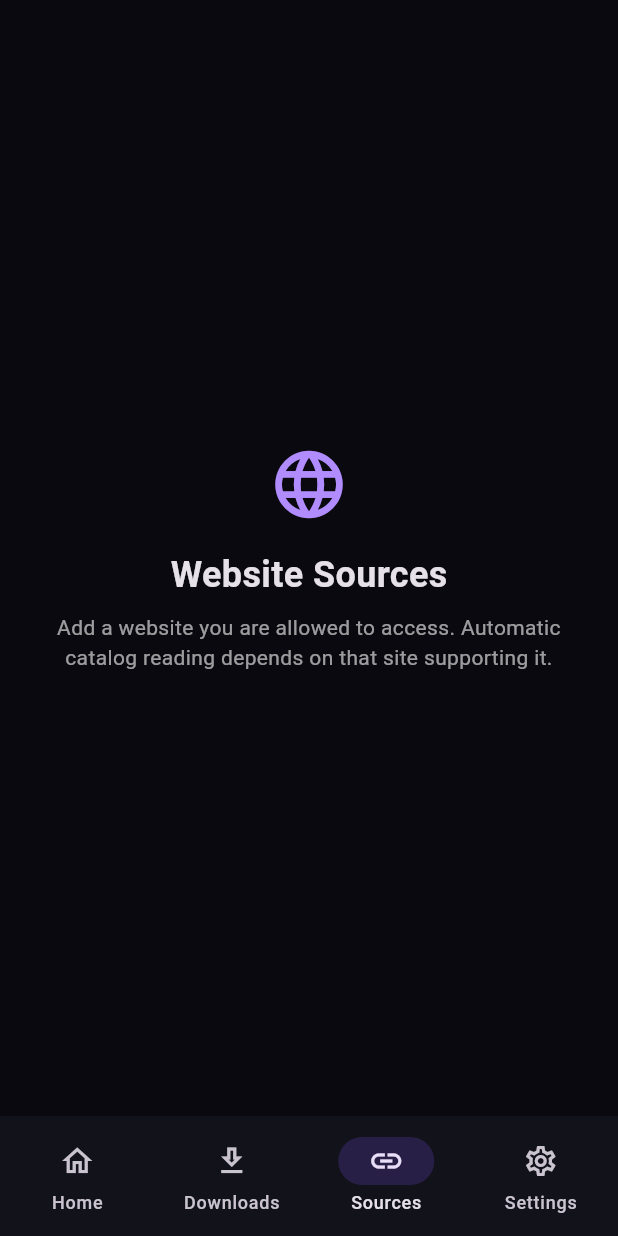
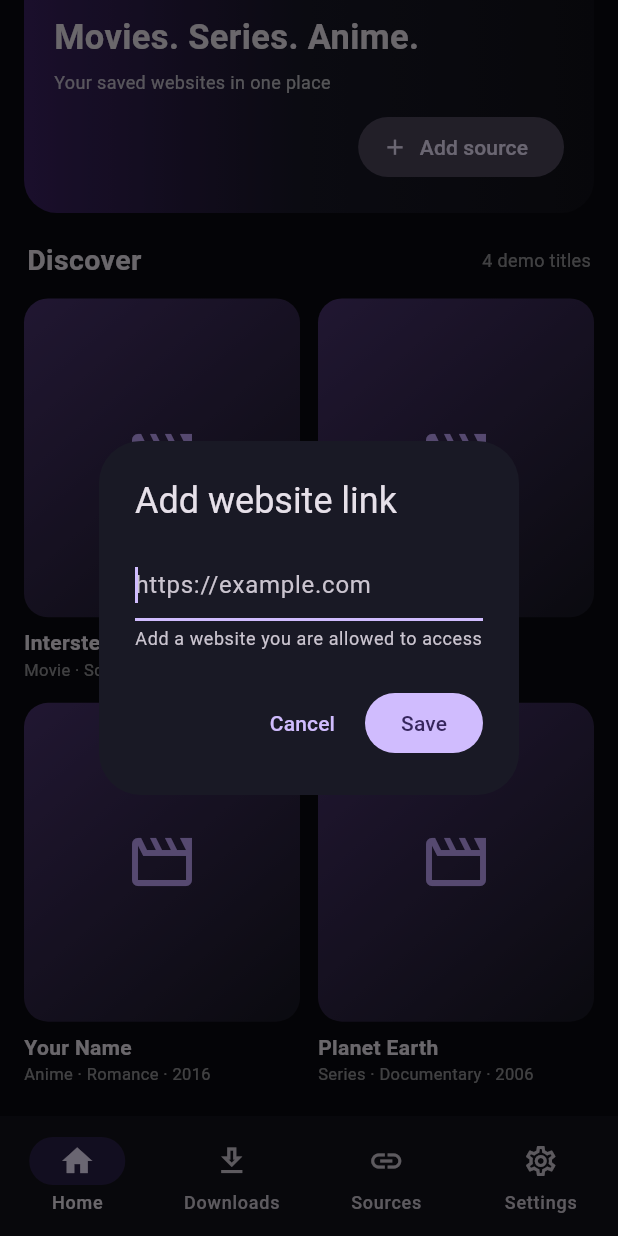
Before and after one commit to mgsamir/MovieBox, a Flutter app: the screen it shows after launch, scrolled down 190 dp, after a tap on "Add source", on a phone screen of 412 x 824 dp. Run offline on Flutter 3.47's test engine with Material 3 defaults, Android fonts, the phone set to English and light mode, and no system bars; our stand-ins replace shared_preferences, supabase_flutter, video_player, webview_flutter; accounts and stored records are empty.

Commit message:
Add saved website sources and in-app browser

```diff
--- a/app/lib/screens/home_screen.dart
+++ b/app/lib/screens/home_screen.dart
@@ -1,4 +1,10 @@
 import 'package:flutter/material.dart';
+import 'package:shared_preferences/shared_preferences.dart';
+import 'package:webview_flutter/webview_flutter.dart';
+
+const _bg = Color(0xFF09090F);
+const _panel = Color(0xFF191925);
+const _accent = Color(0xFFB18CFF);
 
 class HomeScreen extends StatefulWidget {
   const HomeScreen({super.key});
@@ -9,6 +15,8 @@ class HomeScreen extends StatefulWidget {
 class _HomeScreenState extends State<HomeScreen> {
   int _tab = 0;
   String _query = '';
+  List<String> _sources = [];
+  bool _loadingSources = true;
   static const _titles = [
     ('Interstellar', 'Movie · Sci-Fi · 2014', 'PLAY + DOWNLOAD'),
     ('The Silent Sea', 'Series · Sci-Fi · 2021', 'PLAY + DOWNLOAD'),
@@ -17,10 +25,76 @@ class _HomeScreenState extends State<HomeScreen> {
   ];
 
   @override
+  void initState() {
+    super.initState();
+    _loadSources();
+  }
+
+  Future<void> _loadSources() async {
+    final prefs = await SharedPreferences.getInstance();
+    if (!mounted) return;
+    setState(() {
+      _sources = prefs.getStringList('movie_box_sources') ?? [];
+      _loadingSources = false;
+    });
+  }
+
+  Future<void> _addSource() async {
+    final controller = TextEditingController();
+    final url = await showDialog<String>(
+      context: context,
+      builder: (dialogContext) => AlertDialog(
+        backgroundColor: _panel,
+        title: const Text('Add website link'),
+        content: TextField(
+          controller: controller,
+          keyboardType: TextInputType.url,
+          autofocus: true,
+          style: const TextStyle(color: Colors.white),
+          decoration: const InputDecoration(
+            hintText: 'https://example.com',
+            helperText: 'Add a website you are allowed to access',
+          ),
+        ),
+        actions: [
+          TextButton(onPressed: () => Navigator.pop(dialogContext), child: const Text('Cancel')),
+          FilledButton(onPressed: () => Navigator.pop(dialogContext, controller.text.trim()), child: const Text('Save')),
+        ],
+      ),
+    );
+    controller.dispose();
+    if (url == null || url.isEmpty) return;
+    final parsed = Uri.tryParse(url.contains('://') ? url : 'https://$url');
+    if (parsed == null || !parsed.hasAuthority || !['http', 'https'].contains(parsed.scheme)) {
+      if (!mounted) return;
+      ScaffoldMessenger.of(context).showSnackBar(const SnackBar(content: Text('Please enter a valid website URL.')));
+      return;
+    }
+    final normalized = parsed.toString();
+    if (_sources.contains(normalized)) {
+      ScaffoldMessenger.of(context).showSnackBar(const SnackBar(content: Text('This website is already saved.')));
+      return;
+    }
+    final prefs = await SharedPreferences.getInstance();
+    final updated = [..._sources, normalized];
+    await prefs.setStringList('movie_box_sources', updated);
+    if (!mounted) return;
+    setState(() => _sources = updated);
+    ScaffoldMessenger.of(context).showSnackBar(const SnackBar(content: Text('Website saved on this device.')));
+  }
+
+  Future<void> _removeSource(String url) async {
+    final updated = _sources.where((item) => item != url).toList();
+    final prefs = await SharedPreferences.getInstance();
+    await prefs.setStringList('movie_box_sources', updated);
+    if (mounted) setState(() => _sources = updated);
+  }
+
+  @override
   Widget build(BuildContext context) {
-    final pages = [_home(), _downloads(), _sources(), _settings()];
+    final pages = [_home(), _downloads(), _sourcesPage(), _settings()];
     return Scaffold(
-      backgroundColor: const Color(0xFF09090F),
+      backgroundColor: _bg,
       body: SafeArea(child: pages[_tab]),
       bottomNavigationBar: NavigationBar(
         backgroundColor: const Color(0xFF12121B),
@@ -43,11 +117,11 @@ class _HomeScreenState extends State<HomeScreen> {
       SliverToBoxAdapter(child: Padding(
         padding: const EdgeInsets.fromLTRB(18, 18, 18, 8),
         child: Row(children: [
-          const Icon(Icons.movie_creation_rounded, color: Color(0xFFB18CFF), size: 30),
+          const Icon(Icons.movie_creation_rounded, color: _accent, size: 30),
           const SizedBox(width: 9),
           const Text('MOVIE BOX', style: TextStyle(fontSize: 19, fontWeight: FontWeight.w900, letterSpacing: 1.2)),
           const Spacer(),
-          IconButton(onPressed: () => setState(() => _tab = 2), icon: const Icon(Icons.add_link, color: Color(0xFFB18CFF))),
+          IconButton(onPressed: _addSource, icon: const Icon(Icons.add_link, color: _accent)),
         ]),
       )),
       SliverToBoxAdapter(child: Padding(
@@ -55,124 +129,139 @@ class _HomeScreenState extends State<HomeScreen> {
         child: TextField(
           onChanged: (v) => setState(() => _query = v),
           style: const TextStyle(color: Colors.white),
-          decoration: InputDecoration(
-            hintText: 'Search movies, series, anime...',
-            prefixIcon: const Icon(Icons.search),
-            filled: true, fillColor: const Color(0xFF191925),
-            contentPadding: const EdgeInsets.symmetric(vertical: 2),
-            border: OutlineInputBorder(borderRadius: BorderRadius.circular(16), borderSide: BorderSide.none),
-          ),
+          decoration: InputDecoration(hintText: 'Search movies, series, anime...', prefixIcon: const Icon(Icons.search), filled: true, fillColor: _panel, contentPadding: const EdgeInsets.symmetric(vertical: 2), border: OutlineInputBorder(borderRadius: BorderRadius.circular(16), borderSide: BorderSide.none)),
         ),
       )),
       SliverToBoxAdapter(child: Padding(
         padding: const EdgeInsets.all(16),
         child: Container(
           height: 178,
-          decoration: BoxDecoration(
-            borderRadius: BorderRadius.circular(22),
-            gradient: const LinearGradient(colors: [Color(0xFF39205F), Color(0xFF171725), Color(0xFF101018)]),
-          ),
+          decoration: BoxDecoration(borderRadius: BorderRadius.circular(22), gradient: const LinearGradient(colors: [Color(0xFF39205F), Color(0xFF171725), Color(0xFF101018)])),
           padding: const EdgeInsets.all(20),
           child: Column(crossAxisAlignment: CrossAxisAlignment.start, children: [
             const Text('YOUR PERSONAL LIBRARY', style: TextStyle(color: Color(0xFFC8B1FF), fontSize: 10, letterSpacing: 1.5, fontWeight: FontWeight.bold)),
             const Spacer(),
             const Text('Movies. Series. Anime.', style: TextStyle(fontSize: 23, fontWeight: FontWeight.bold)),
             const SizedBox(height: 5),
-            const Text('All your sources in one simple place', style: TextStyle(color: Colors.white70, fontSize: 12)),
+            const Text('Your saved websites in one place', style: TextStyle(color: Colors.white70, fontSize: 12)),
             const Spacer(),
-            Align(alignment: Alignment.bottomRight, child: FilledButton.tonalIcon(
-              onPressed: () => setState(() => _tab = 2),
-              icon: const Icon(Icons.add, size: 17), label: const Text('Add source'),
-            )),
+            Align(alignment: Alignment.bottomRight, child: FilledButton.tonalIcon(onPressed: _addSource, icon: const Icon(Icons.add, size: 17), label: const Text('Add source'))),
           ]),
         ),
       )),
       SliverToBoxAdapter(child: Padding(
         padding: const EdgeInsets.fromLTRB(18, 2, 18, 12),
-        child: Row(children: [
-          const Text('Discover', style: TextStyle(fontSize: 19, fontWeight: FontWeight.bold)),
-          const Spacer(),
-          Text(filtered.length.toString() + ' titles', style: const TextStyle(color: Colors.white54, fontSize: 12)),
-        ]),
+        child: Row(children: [const Text('Discover', style: TextStyle(fontSize: 19, fontWeight: FontWeight.bold)), const Spacer(), Text('${filtered.length} demo titles', style: const TextStyle(color: Colors.white54, fontSize: 12))]),
       )),
-      SliverPadding(
-        padding: const EdgeInsets.symmetric(horizontal: 16),
-        sliver: SliverGrid(
-          delegate: SliverChildBuilderDelegate((context, i) {
-            final item = filtered[i];
-            return _MovieCard(item: item, onTap: () => _showDetails(item));
-          }, childCount: filtered.length),
-          gridDelegate: const SliverGridDelegateWithFixedCrossAxisCount(crossAxisCount: 2, childAspectRatio: .72, crossAxisSpacing: 12, mainAxisSpacing: 14),
-        ),
-      ),
+      SliverPadding(padding: const EdgeInsets.symmetric(horizontal: 16), sliver: SliverGrid(
+        delegate: SliverChildBuilderDelegate((context, i) { final item = filtered[i]; return _MovieCard(item: item, onTap: () => _showDetails(item)); }, childCount: filtered.length),
+        gridDelegate: const SliverGridDelegateWithFixedCrossAxisCount(crossAxisCount: 2, childAspectRatio: .72, crossAxisSpacing: 12, mainAxisSpacing: 14),
+      )),
       const SliverToBoxAdapter(child: SizedBox(height: 20)),
     ]);
   }
 
-  Widget _downloads() => _simplePage(Icons.download_done, 'Downloads', 'Your offline movies and episodes will appear here.');
-  Widget _sources() => _simplePage(Icons.language, 'Website Sources', 'Add a website you are allowed to access. Automatic catalog reading depends on that site supporting it.');
+  Widget _downloads() => _simplePage(Icons.download_done, 'Downloads', 'Offline downloads will be added in a later step.');
+  Widget _sourcesPage() => Column(crossAxisAlignment: CrossAxisAlignment.start, children: [
+    Padding(padding: const EdgeInsets.fromLTRB(20, 22, 12, 8), child: Row(children: [
+      const Expanded(child: Text('Website Sources', style: TextStyle(fontSize: 25, fontWeight: FontWeight.bold))),
+      IconButton(onPressed: _addSource, icon: const Icon(Icons.add_circle, color: _accent, size: 30)),
+    ])),
+    const Padding(padding: EdgeInsets.symmetric(horizontal: 20, vertical: 4), child: Text('Save websites here and open them inside Movie Box. This does not automatically extract movie lists or video files.', style: TextStyle(color: Colors.white60))),
+    if (_loadingSources) const Expanded(child: Center(child: CircularProgressIndicator()))
+    else if (_sources.isEmpty) Expanded(child: Center(child: Padding(padding: const EdgeInsets.all(30), child: Column(mainAxisSize: MainAxisSize.min, children: [
+      const Icon(Icons.link, size: 52, color: _accent), const SizedBox(height: 14),
+      const Text('No websites added yet', style: TextStyle(fontSize: 18, fontWeight: FontWeight.bold)),
+      const SizedBox(height: 8), const Text('Tap + to add a website link.', style: TextStyle(color: Colors.white60)),
+      const SizedBox(height: 18), FilledButton.icon(onPressed: _addSource, icon: const Icon(Icons.add), label: const Text('Add website')),
+    ]))))
+    else Expanded(child: ListView.builder(
+      padding: const EdgeInsets.all(14),
+      itemCount: _sources.length,
+      itemBuilder: (context, i) {
+        final url = _sources[i];
+        final uri = Uri.parse(url);
+        return Card(color: _panel, child: ListTile(
+          leading: const CircleAvatar(backgroundColor: Color(0xFF302344), child: Icon(Icons.language, color: _accent)),
+          title: Text(uri.host, maxLines: 1, overflow: TextOverflow.ellipsis),
+          subtitle: Text(url, maxLines: 1, overflow: TextOverflow.ellipsis, style: const TextStyle(color: Colors.white54, fontSize: 11)),
+          onTap: () => Navigator.push(context, MaterialPageRoute(builder: (_) => WebsitePage(url: url))),
+          trailing: PopupMenuButton<String>(onSelected: (v) { if (v == 'delete') _removeSource(url); }, itemBuilder: (_) => const [PopupMenuItem(value: 'delete', child: Text('Remove website'))]),
+        ));
+      },
+    )),
+  ]);
+
   Widget _settings() => ListView(padding: const EdgeInsets.all(20), children: [
-    const Text('Settings', style: TextStyle(fontSize: 26, fontWeight: FontWeight.bold)),
-    const SizedBox(height: 18),
+    const Text('Settings', style: TextStyle(fontSize: 26, fontWeight: FontWeight.bold)), const SizedBox(height: 18),
     _setting(Icons.dark_mode_outlined, 'Appearance', 'Dark theme'),
-    _setting(Icons.sync, 'Source sync', 'Manual refresh'),
     _setting(Icons.storage_outlined, 'Storage', 'Manage downloaded files'),
     _setting(Icons.info_outline, 'About Movie Box', 'Personal, open-source Android app'),
-    _setting(Icons.code, 'Open-source licenses', 'Third-party notices'),
   ]);
 
-  Widget _simplePage(IconData icon, String title, String subtitle) => Center(child: Padding(
-    padding: const EdgeInsets.all(32), child: Column(mainAxisSize: MainAxisSize.min, children: [
-      Icon(icon, size: 54, color: const Color(0xFFB18CFF)),
-      const SizedBox(height: 16),
-      Text(title, style: const TextStyle(fontSize: 24, fontWeight: FontWeight.bold)),
-      const SizedBox(height: 8),
-      Text(subtitle, textAlign: TextAlign.center, style: const TextStyle(color: Colors.white60)),
-    ]),
-  ));
+  Widget _simplePage(IconData icon, String title, String subtitle) => Center(child: Padding(padding: const EdgeInsets.all(32), child: Column(mainAxisSize: MainAxisSize.min, children: [
+    Icon(icon, size: 54, color: _accent), const SizedBox(height: 16), Text(title, style: const TextStyle(fontSize: 24, fontWeight: FontWeight.bold)), const SizedBox(height: 8), Text(subtitle, textAlign: TextAlign.center, style: const TextStyle(color: Colors.white60)),
+  ])));
 
-  Widget _setting(IconData icon, String title, String subtitle) => ListTile(
-    leading: Icon(icon, color: const Color(0xFFB18CFF)), title: Text(title),
-    subtitle: Text(subtitle, style: const TextStyle(color: Colors.white54)),
-  );
+  Widget _setting(IconData icon, String title, String subtitle) => ListTile(leading: Icon(icon, color: _accent), title: Text(title), subtitle: Text(subtitle, style: const TextStyle(color: Colors.white54)));
 
   void _showDetails((String, String, String) item) {
-    showModalBottomSheet(context: context, backgroundColor: const Color(0xFF191925), builder: (context) => Padding(
-      padding: const EdgeInsets.all(22), child: Wrap(runSpacing: 12, children: [
-        Text(item.$1, style: const TextStyle(fontSize: 22, fontWeight: FontWeight.bold)),
-        Text(item.$2, style: const TextStyle(color: Colors.white60)),
-        Text('Available actions: ' + item.$3, style: const TextStyle(color: Color(0xFFC8B1FF))),
-        const Text('Demo card only. Real source links and downloads will be connected in a later step.', style: TextStyle(color: Colors.white54)),
-        Row(children: [
-          if (item.$3.contains('PLAY')) Expanded(child: FilledButton.icon(onPressed: () => Navigator.pop(context), icon: const Icon(Icons.play_arrow), label: const Text('Watch'))),
-          if (item.$3.contains('PLAY') && item.$3.contains('DOWNLOAD')) const SizedBox(width: 10),
-          if (item.$3.contains('DOWNLOAD')) Expanded(child: OutlinedButton.icon(onPressed: () => Navigator.pop(context), icon: const Icon(Icons.download), label: const Text('Download'))),
-        ]),
-      ]),
-    ));
+    showModalBottomSheet(context: context, backgroundColor: _panel, builder: (context) => Padding(padding: const EdgeInsets.all(22), child: Wrap(runSpacing: 12, children: [
+      Text(item.$1, style: const TextStyle(fontSize: 22, fontWeight: FontWeight.bold)),
+      Text(item.$2, style: const TextStyle(color: Colors.white60)),
+      Text('Available actions: ${item.$3}', style: const TextStyle(color: _accent)),
+      const Text('These are sample cards. Real source-specific playback and downloads are not connected yet.', style: TextStyle(color: Colors.white54)),
+    ])));
   }
+}
+
+class WebsitePage extends StatefulWidget {
+  final String url;
+  const WebsitePage({super.key, required this.url});
+  @override
+  State<WebsitePage> createState() => _WebsitePageState();
+}
+
+class _WebsitePageState extends State<WebsitePage> {
+  late final WebViewController _controller;
+  int _progress = 0;
+  String? _error;
+
+  @override
+  void initState() {
+    super.initState();
+    _controller = WebViewController()
+      ..setJavaScriptMode(JavaScriptMode.unrestricted)
+      ..setNavigationDelegate(NavigationDelegate(
+        onProgress: (value) => setState(() => _progress = value),
+        onWebResourceError: (error) { if (error.isForMainFrame == true) setState(() => _error = error.description); },
+      ))
+      ..loadRequest(Uri.parse(widget.url));
+  }
+
+  @override
+  Widget build(BuildContext context) => Scaffold(
+    backgroundColor: _bg,
+    appBar: AppBar(backgroundColor: _panel, title: Text(Uri.parse(widget.url).host, maxLines: 1, overflow: TextOverflow.ellipsis), actions: [
+      IconButton(onPressed: () => _controller.reload(), icon: const Icon(Icons.refresh)),
+      IconButton(onPressed: () => _controller.goBack(), icon: const Icon(Icons.arrow_back)),
+    ]),
+    body: Column(children: [
+      if (_progress < 100) LinearProgressIndicator(value: _progress / 100, minHeight: 2, color: _accent, backgroundColor: _panel),
+      if (_error != null) Padding(padding: const EdgeInsets.all(8), child: Text('Page error: $_error', style: const TextStyle(color: Colors.orangeAccent))),
+      Expanded(child: WebViewWidget(controller: _controller)),
+    ]),
+  );
 }
 
 class _MovieCard extends StatelessWidget {
   final (String, String, String) item;
   final VoidCallback onTap;
   const _MovieCard({required this.item, required this.onTap});
-
   @override
-  Widget build(BuildContext context) => InkWell(
-    onTap: onTap, borderRadius: BorderRadius.circular(16),
-    child: Column(crossAxisAlignment: CrossAxisAlignment.start, children: [
-      Expanded(child: Container(
-        width: double.infinity,
-        decoration: BoxDecoration(
-          borderRadius: BorderRadius.circular(16),
-          gradient: const LinearGradient(begin: Alignment.topLeft, end: Alignment.bottomRight, colors: [Color(0xFF47316C), Color(0xFF171722)]),
-        ),
-        child: const Center(child: Icon(Icons.movie_outlined, size: 48, color: Color(0xFFBBA0F4))),
-      )),
-      const SizedBox(height: 7),
-      Text(item.$1, maxLines: 1, overflow: TextOverflow.ellipsis, style: const TextStyle(fontWeight: FontWeight.bold)),
-      Text(item.$2, maxLines: 1, overflow: TextOverflow.ellipsis, style: const TextStyle(color: Colors.white54, fontSize: 11)),
-    ]),
-  );
+  Widget build(BuildContext context) => InkWell(onTap: onTap, borderRadius: BorderRadius.circular(16), child: Column(crossAxisAlignment: CrossAxisAlignment.start, children: [
+    Expanded(child: Container(width: double.infinity, decoration: BoxDecoration(borderRadius: BorderRadius.circular(16), gradient: const LinearGradient(begin: Alignment.topLeft, end: Alignment.bottomRight, colors: [Color(0xFF47316C), Color(0xFF171722)])), child: const Center(child: Icon(Icons.movie_outlined, size: 48, color: Color(0xFFBBA0F4))))),
+    const SizedBox(height: 7), Text(item.$1, maxLines: 1, overflow: TextOverflow.ellipsis, style: const TextStyle(fontWeight: FontWeight.bold)),
+    Text(item.$2, maxLines: 1, overflow: TextOverflow.ellipsis, style: const TextStyle(color: Colors.white54, fontSize: 11)),
+  ]));
 }
```
